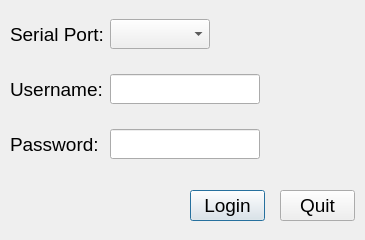
Old version of the form logindialog.ui in the repository mikewomaster/lora.
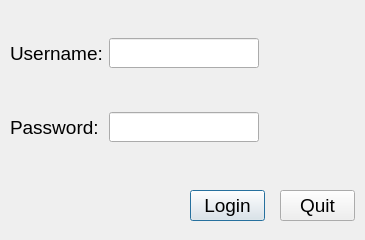
New version of the form.

Patch:
```diff
--- a/logindialog.ui
+++ b/logindialog.ui
@@ -96,83 +96,7 @@
     </rect>
    </property>
    <layout class="QGridLayout" name="gridLayout">
-    <item row="1" column="1" colspan="3">
-     <widget class="QLineEdit" name="usernameLineEdit">
-      <property name="sizePolicy">
-       <sizepolicy hsizetype="Fixed" vsizetype="Fixed">
-        <horstretch>0</horstretch>
-        <verstretch>0</verstretch>
-       </sizepolicy>
-      </property>
-      <property name="maximumSize">
-       <size>
-        <width>150</width>
-        <height>30</height>
-       </size>
-      </property>
-      <property name="font">
-       <font>
-        <family>Arial</family>
-        <pointsize>13</pointsize>
-       </font>
-      </property>
-      <property name="styleSheet">
-       <string notr="true"/>
-      </property>
-     </widget>
-    </item>
-    <item row="0" column="1">
-     <widget class="QComboBox" name="serialComBox">
-      <property name="maximumSize">
-       <size>
-        <width>16777215</width>
-        <height>30</height>
-       </size>
-      </property>
-      <property name="font">
-       <font>
-        <family>Arial</family>
-        <pointsize>14</pointsize>
-        <weight>50</weight>
-        <italic>false</italic>
-        <bold>false</bold>
-       </font>
-      </property>
-      <property name="styleSheet">
-       <string notr="true">font: 14pt &quot;Arial&quot;;</string>
-      </property>
-     </widget>
-    </item>
     <item row="1" column="0">
-     <widget class="QLabel" name="label_2">
-      <property name="font">
-       <font>
-        <family>Arial</family>
-        <pointsize>14</pointsize>
-       </font>
-      </property>
-      <property name="styleSheet">
-       <string notr="true"/>
-      </property>
-      <property name="text">
-       <string>Username:</string>
-      </property>
-     </widget>
-    </item>
-    <item row="0" column="0">
-     <widget class="QLabel" name="label">
-      <property name="font">
-       <font>
-        <family>Arial</family>
-        <pointsize>14</pointsize>
-       </font>
-      </property>
-      <property name="text">
-       <string>Serial Port:</string>
-      </property>
-     </widget>
-    </item>
-    <item row="2" column="0">
      <widget class="QLabel" name="label_3">
       <property name="font">
        <font>
@@ -188,7 +112,7 @@
       </property>
      </widget>
     </item>
-    <item row="2" column="1" colspan="4">
+    <item row="1" column="1" colspan="4">
      <widget class="QLineEdit" name="passwordLineEdit">
       <property name="sizePolicy">
        <sizepolicy hsizetype="Fixed" vsizetype="Fixed">
@@ -213,6 +137,47 @@
       </property>
      </widget>
     </item>
+    <item row="0" column="0">
+     <widget class="QLabel" name="label_2">
+      <property name="font">
+       <font>
+        <family>Arial</family>
+        <pointsize>14</pointsize>
+       </font>
+      </property>
+      <property name="styleSheet">
+       <string notr="true"/>
+      </property>
+      <property name="text">
+       <string>Username:</string>
+      </property>
+     </widget>
+    </item>
+    <item row="0" column="1" colspan="3">
+     <widget class="QLineEdit" name="usernameLineEdit">
+      <property name="sizePolicy">
+       <sizepolicy hsizetype="Fixed" vsizetype="Fixed">
+        <horstretch>0</horstretch>
+        <verstretch>0</verstretch>
+       </sizepolicy>
+      </property>
+      <property name="maximumSize">
+       <size>
+        <width>150</width>
+        <height>30</height>
+       </size>
+      </property>
+      <property name="font">
+       <font>
+        <family>Arial</family>
+        <pointsize>13</pointsize>
+       </font>
+      </property>
+      <property name="styleSheet">
+       <string notr="true"/>
+      </property>
+     </widget>
+    </item>
    </layout>
   </widget>
  </widget>
```
Left out of the diff: 3 changed lines with no effect on the pictures.
